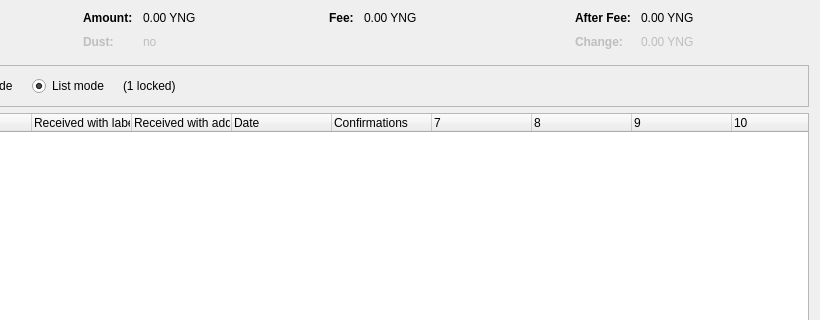
Old version of the form src/qt/forms/coincontroldialog.ui in the repository jinbio/jbc_core; both pictures show x 180 to 1000 and y 0 to 320 of the 1000 by 500 pixel window.
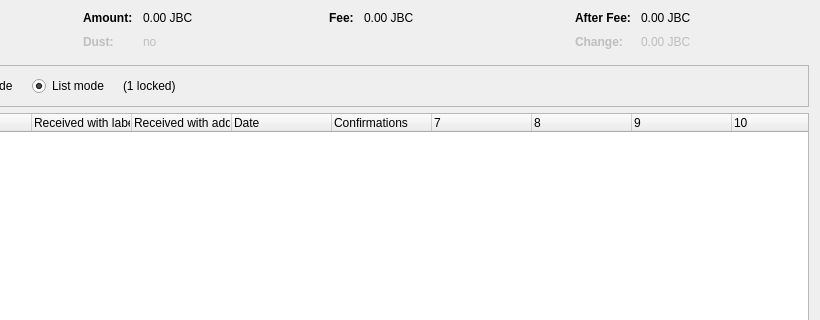
New version of the form. Custom widgets are drawn as their Qt base class.

The edit to the form file:
```diff
--- a/src/qt/forms/coincontroldialog.ui
+++ b/src/qt/forms/coincontroldialog.ui
@@ -132,7 +132,7 @@
           <enum>Qt::ActionsContextMenu</enum>
          </property>
          <property name="text">
-          <string notr="true">0.00 YNG</string>
+          <string notr="true">0.00 JBC</string>
          </property>
          <property name="textInteractionFlags">
           <set>Qt::LinksAccessibleByMouse|Qt::TextSelectableByKeyboard|Qt::TextSelectableByMouse</set>
@@ -212,7 +212,7 @@
           <enum>Qt::ActionsContextMenu</enum>
          </property>
          <property name="text">
-          <string notr="true">0.00 YNG</string>
+          <string notr="true">0.00 JBC</string>
          </property>
          <property name="textInteractionFlags">
           <set>Qt::LinksAccessibleByMouse|Qt::TextSelectableByKeyboard|Qt::TextSelectableByMouse</set>
@@ -257,7 +257,7 @@
           <enum>Qt::ActionsContextMenu</enum>
          </property>
          <property name="text">
-          <string notr="true">0.00 YNG</string>
+          <string notr="true">0.00 JBC</string>
          </property>
          <property name="textInteractionFlags">
           <set>Qt::LinksAccessibleByMouse|Qt::TextSelectableByKeyboard|Qt::TextSelectableByMouse</set>
@@ -292,7 +292,7 @@
           <enum>Qt::ActionsContextMenu</enum>
          </property>
          <property name="text">
-          <string notr="true">0.00 YNG</string>
+          <string notr="true">0.00 JBC</string>
          </property>
          <property name="textInteractionFlags">
           <set>Qt::LinksAccessibleByMouse|Qt::TextSelectableByKeyboard|Qt::TextSelectableByMouse</set>
```
